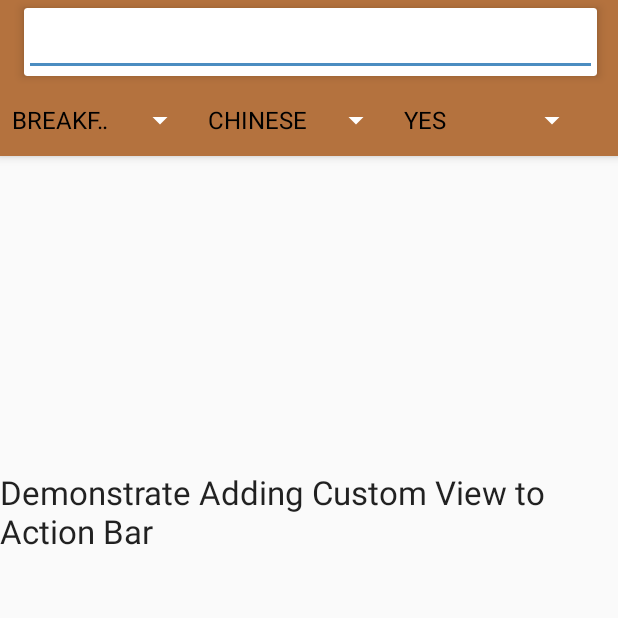
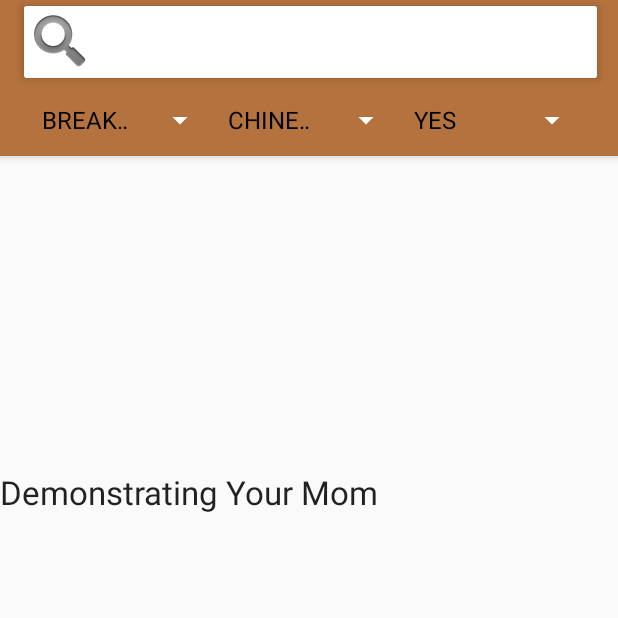
Before and after one commit to benmacdonald/Cooking-App, an Android app: the SearchActivity screen opened directly, with no data from a screen before it, on a phone screen of 412 x 824 dp, the top half of it. Run offline under Robolectric (Android 15) with nearby library versions, the phone set to English and light mode, and no system bars.

Commit message:
fixed some search bar stuff

```diff
--- a/app/src/main/res/layout/search_activity.xml
+++ b/app/src/main/res/layout/search_activity.xml
@@ -29,11 +29,16 @@
                     android:layout_marginLeft="10dp"
                     android:layout_marginRight="14dp"
                     app:cardElevation="4dp">
+
                     <EditText
+                        android:drawableLeft="@android:drawable/ic_search_category_default"
                         android:id="@+id/test_text"
-                        android:layout_width="fill_parent"
+                        android:layout_width="match_parent"
                         android:layout_height="wrap_content"
-                        android:inputType="text" />
+                        android:inputType="text"
+                        android:textColor="#000000"
+                        android:autoText="false"
+                        android:background="#FFFFFF" />
                 </android.support.v7.widget.CardView>
             </android.support.v7.widget.Toolbar>
 
@@ -41,26 +46,29 @@
                 android:layout_width="match_parent"
                 android:layout_height="match_parent"
                 android:orientation="horizontal"
-                android:layout_marginRight="20dp">
+                android:layout_marginRight="20dp"
+                android:layout_marginLeft="20dp">
 
                 <Spinner
-                    android:layout_width="match_parent"
+                    android:layout_width="fill_parent"
                     android:layout_height="wrap_content"
                     android:id="@+id/typeSpinner"
                     android:layout_weight="1"
                     android:popupBackground="@android:color/white" />
 
                 <Spinner
-                    android:layout_width="match_parent"
+                    android:layout_width="fill_parent"
                     android:layout_height="wrap_content"
                     android:id="@+id/cultureSpinner"
-                    android:layout_weight="1" />
+                    android:layout_weight="1"
+                    android:popupBackground="@android:color/white"/>
 
                 <Spinner
-                    android:layout_width="match_parent"
+                    android:layout_width="fill_parent"
                     android:layout_height="wrap_content"
                     android:id="@+id/healthySpinner"
-                    android:layout_weight="1" />
+                    android:layout_weight="1"
+                    android:popupBackground="@android:color/white"/>
 
             </LinearLayout>
 
--- a/app/src/main/res/layout/search_content.xml
+++ b/app/src/main/res/layout/search_content.xml
@@ -17,7 +17,7 @@
         android:layout_alignParentRight="true"
         android:layout_alignParentTop="true"
         android:layout_marginTop="193dp"
-        android:text="Demonstrate Adding Custom View to Action Bar"
+        android:text="Demonstrating Your Mom"
         android:textAppearance="?android:attr/textAppearanceLarge" />
 
 </RelativeLayout>
```
